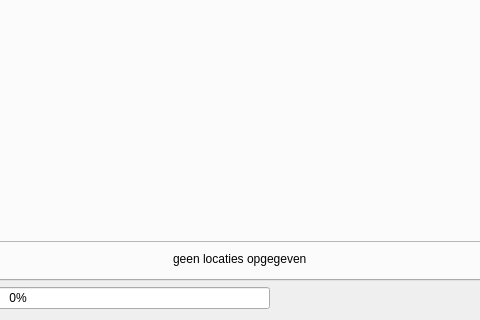
breinbaas/hdsrtool, file hdsr_tool_dialog_base.ui: the form before one commit; both pictures show x 477 to 957 and y 502 to 822 of the 1434 by 822 pixel window.
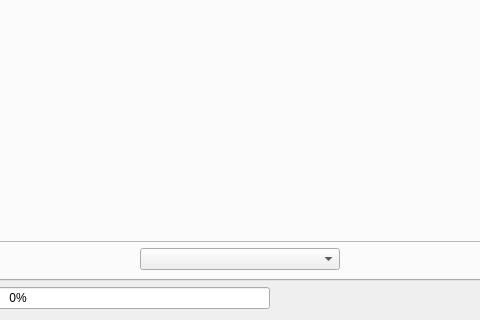
The form after the commit.

Commit message: added combobox navigation

Diff of the .ui file:
```diff
--- a/hdsr_tool_dialog_base.ui
+++ b/hdsr_tool_dialog_base.ui
@@ -181,9 +181,12 @@
               </spacer>
              </item>
              <item>
-              <widget class="QLabel" name="lblLocation">
-               <property name="text">
-                <string>geen locaties opgegeven</string>
+              <widget class="QComboBox" name="cbLocations">
+               <property name="minimumSize">
+                <size>
+                 <width>200</width>
+                 <height>0</height>
+                </size>
                </property>
               </widget>
              </item>
```
The commit also changes 2 other files.
